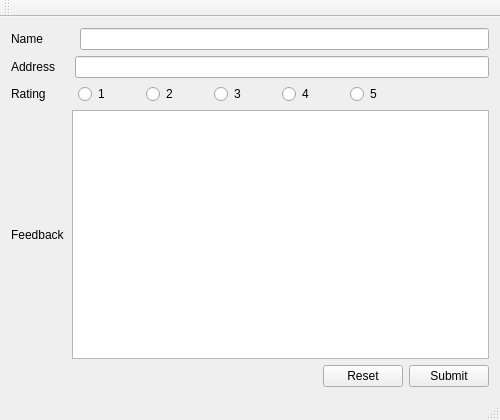
First picture: the form in UI/servicefeedback.ui, repository swapnilbelote/ServiceFeedbackSystem, before the edit.
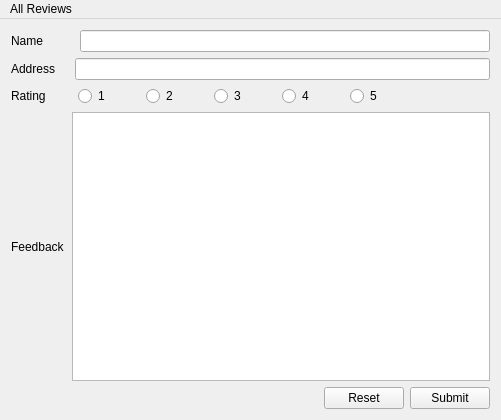
Second picture: the form after the edit.

Commit message: Task:  - Added All review UI without much information  - Close button will take us to Main form.

Patch:
```diff
--- a/UI/servicefeedback.ui
+++ b/UI/servicefeedback.ui
@@ -6,7 +6,7 @@
    <rect>
     <x>0</x>
     <y>0</y>
-    <width>500</width>
+    <width>501</width>
     <height>420</height>
    </rect>
   </property>
@@ -295,20 +295,23 @@
     <rect>
      <x>0</x>
      <y>0</y>
-     <width>500</width>
+     <width>501</width>
      <height>26</height>
     </rect>
    </property>
+   <widget class="QMenu" name="menuAll_Reviews">
+    <property name="title">
+     <string>All Reviews</string>
+    </property>
+    <addaction name="actionView"/>
+   </widget>
+   <addaction name="menuAll_Reviews"/>
   </widget>
-  <widget class="QToolBar" name="mainToolBar">
-   <attribute name="toolBarArea">
-    <enum>TopToolBarArea</enum>
-   </attribute>
-   <attribute name="toolBarBreak">
-    <bool>false</bool>
-   </attribute>
-  </widget>
-  <widget class="QStatusBar" name="statusBar"/>
+  <action name="actionView">
+   <property name="text">
+    <string>View</string>
+   </property>
+  </action>
  </widget>
  <layoutdefault spacing="6" margin="11"/>
  <resources/>
```
The commit also changes 8 other files.
